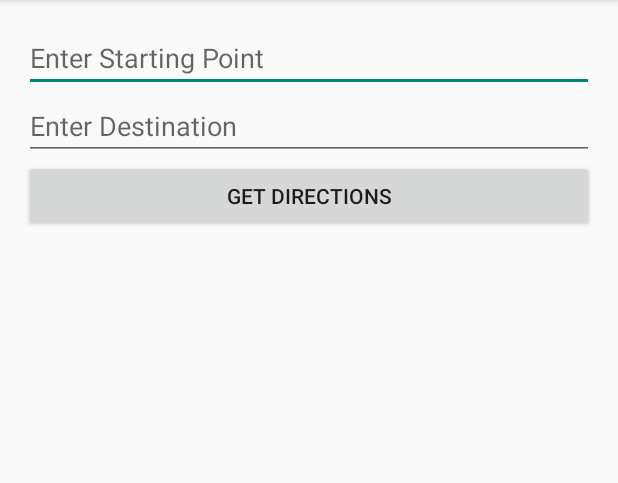
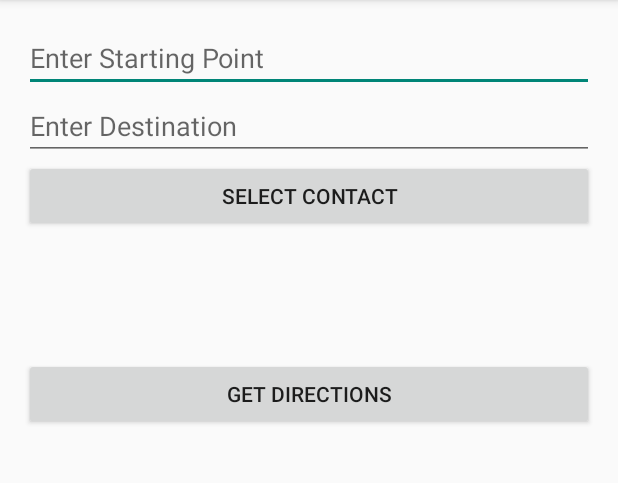
Before and after one commit to AmeemShaik/Lost, an Android app: the screen it shows after launch (MainActivity), on a phone screen of 412 x 824 dp, the part 84-567 px from its top. Run offline under Robolectric (Android 15) with nearby library versions, the phone set to English and light mode, and no system bars.

Commit message:
Added contact picker

```diff
--- a/app/src/main/AndroidManifest.xml
+++ b/app/src/main/AndroidManifest.xml
@@ -2,6 +2,7 @@
 <manifest xmlns:android="http://schemas.android.com/apk/res/android"
     package="com.example.hackathon.lost" >
     <uses-permission android:name="android.permission.INTERNET" />
+    <uses-permission android:name="android.permission.READ_CONTACTS" />
     <application
         android:allowBackup="true"
         android:icon="@mipmap/ic_launcher"
--- a/app/src/main/res/layout/activity_main.xml
+++ b/app/src/main/res/layout/activity_main.xml
@@ -11,7 +11,6 @@
     android:orientation="vertical"
     android:paddingBottom="@dimen/activity_vertical_margin" tools:context=".MainActivity"
     android:weightSum="1">
-
     <EditText
         android:id="@+id/fromLocation"
         android:layout_width="fill_parent"
@@ -24,13 +23,26 @@
         android:layout_height="wrap_content"
         android:hint="@string/toLocation"
         android:inputType="text" />
-
+    <Button
+        android:id="@+id/ButtonChooseContact"
+        android:layout_height="wrap_content"
+        android:text="@string/chooseContact"
+        android:onClick="launchContactPicker"
+        android:layout_width="fill_parent">
+    </Button>
+    <TextView
+        android:id="@+id/contact"
+        android:layout_width="fill_parent"
+        android:layout_height="wrap_content"
+        android:textSize="40sp"
+        android:inputType="text" />
     <Button
         android:id="@+id/ButtonGetDirections"
         android:layout_height="wrap_content"
         android:text="@string/getDirectionsButton"
         android:onClick="getDirections"
-        android:layout_width="fill_parent">
+        android:layout_width="fill_parent"
+        android:layout_marginTop="30dp">
     </Button>
     <LinearLayout android:layout_width="match_parent"
         android:id="@+id/directions_layout"
--- a/app/src/main/res/values/strings.xml
+++ b/app/src/main/res/values/strings.xml
@@ -6,5 +6,5 @@
     <string name="fromLocation">Enter Starting Point</string>
     <string name="toLocation">Enter Destination</string>
     <string name="getDirectionsButton">Get Directions</string>
-    <string name="textDisplay">Hello</string>
+    <string name="chooseContact">Select Contact</string>
 </resources>
```
Also changed, not shown: app/src/main/java/com/example/hackathon/lost/MainActivity.java (+37 -3 lines).
